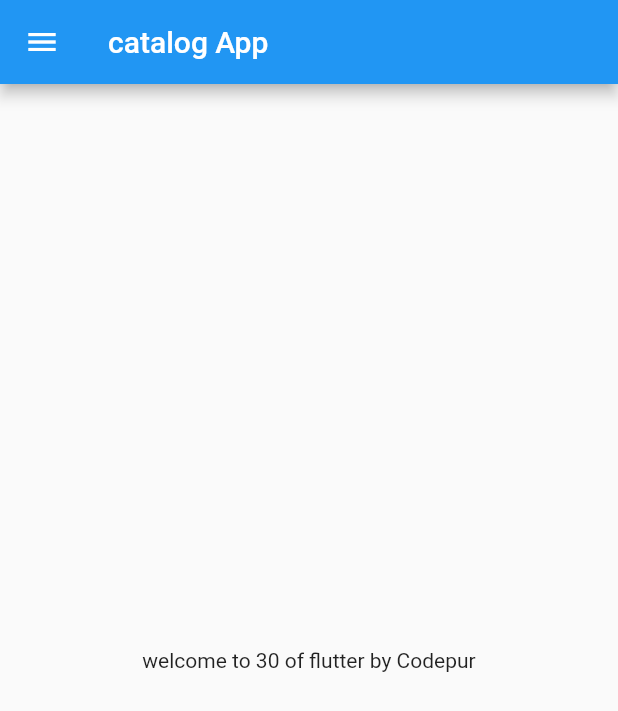
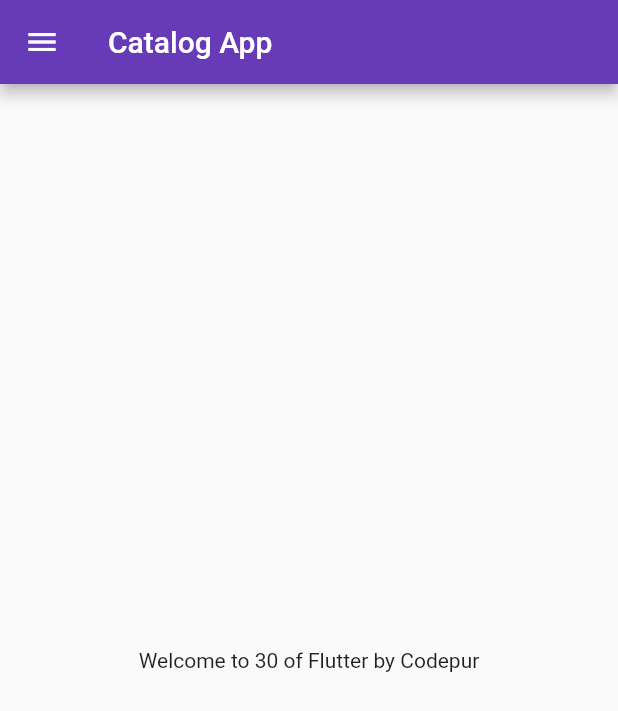
Before and after one commit to Kapsek/Learn-30day_-_fluttter-_, a Flutter app: the screen it shows after launch, on a phone screen of 412 x 824 dp. Shown: the top 711 px of the screen. Run offline on Flutter 3.47's test engine with Material 2 defaults, Android fonts, the phone set to English and light mode, and no system bars.

Commit message:
Day3 completed

```diff
--- a/lib/home _page.dart
+++ /dev/null
@@ -1,21 +0,0 @@
-import 'package:flutter/material.dart';
-class Homepage extends StatelessWidget {
-  const Homepage({super.key});
-
-  @override
-  Widget build(BuildContext context) {
-    int day = 30;
-    String name = "Codepur";
-    return Scaffold(
-      appBar: AppBar(
-        title: Text("catalog App"),
-      ),
-      body: Center(
-        child: Container(
-          child: Text("welcome to $day of flutter by $name"),
-        ),
-      ),
-      drawer: Drawer(),
-    );
-  }
-}
--- a/lib/main.dart
+++ b/lib/main.dart
@@ -1,4 +1,5 @@
-import 'package:app1/home%20_page.dart';
+import 'package:app1/pages/home%20_page.dart';
+import 'package:app1/pages/login_page.dart';
 import 'package:flutter/material.dart';
 
 void main() {
@@ -10,11 +11,18 @@ class MyApp extends StatelessWidget {
 
   @override
   Widget build(BuildContext context) {
-
-
     // ignore: prefer_const_constructors
     return MaterialApp(
-        home: Homepage(),
+      //home: Homepage(),
+      themeMode: ThemeMode.light,
+      theme: ThemeData(primarySwatch: Colors.deepPurple),
+      darkTheme: ThemeData(brightness: Brightness.dark),
+      initialRoute: "/Home",
+      routes: {
+        "/": (context) => LoginPage(),
+         "/Home":(context) => Homepage(),
+        "/Login": (context) => LoginPage(),
+      },
     );
   }
 }
--- /dev/null
+++ b/lib/pages/home _page.dart
@@ -0,0 +1,30 @@
+import 'package:app1/pages/login_page.dart';
+import 'package:flutter/material.dart';
+
+class Homepage extends StatelessWidget {
+  const Homepage({super.key});
+
+  @override
+  Widget build(BuildContext context) {
+    int day = 30;
+    String name = "Codepur";
+    return Scaffold(
+      appBar: AppBar(
+        title: Text("Catalog App"),
+      ),
+      drawer: Drawer(),
+      body: Center(
+        child: InkWell(
+          onTap: () {
+            Navigator.push(
+                context, MaterialPageRoute(builder: (_) => LoginPage()));
+            // Navigator.pushNamed(context, '/Login');
+          },
+          child: Container(
+            child: Text("Welcome to $day of Flutter by $name"),
+          ),
+        ),
+      ),
+    );
+  }
+}
```
Also changed, not shown: lib/pages/login_page.dart (added, +26 -0 lines).
